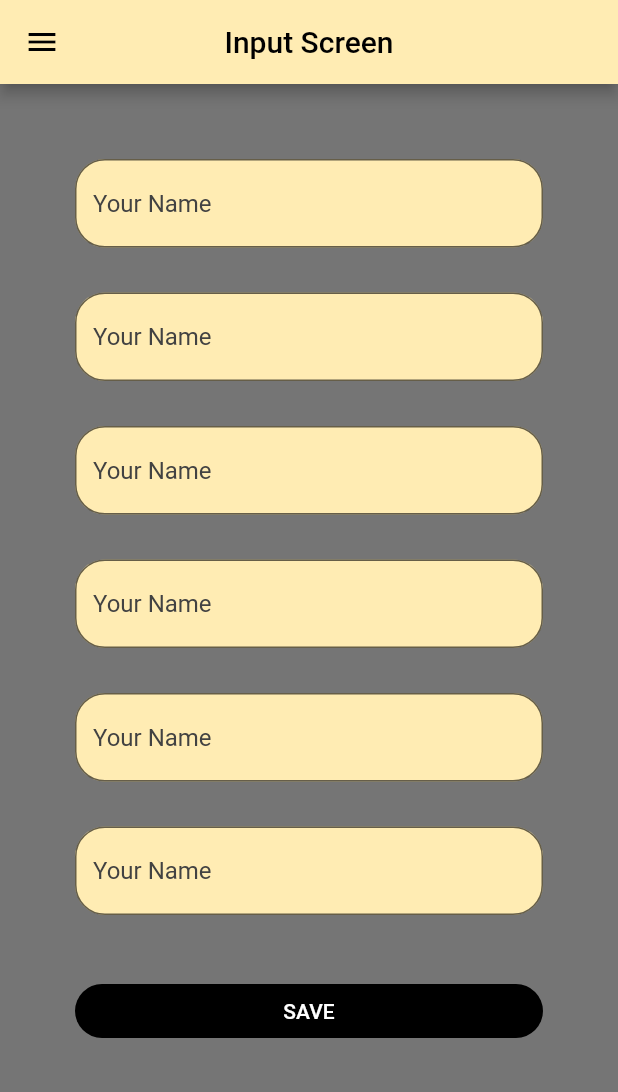
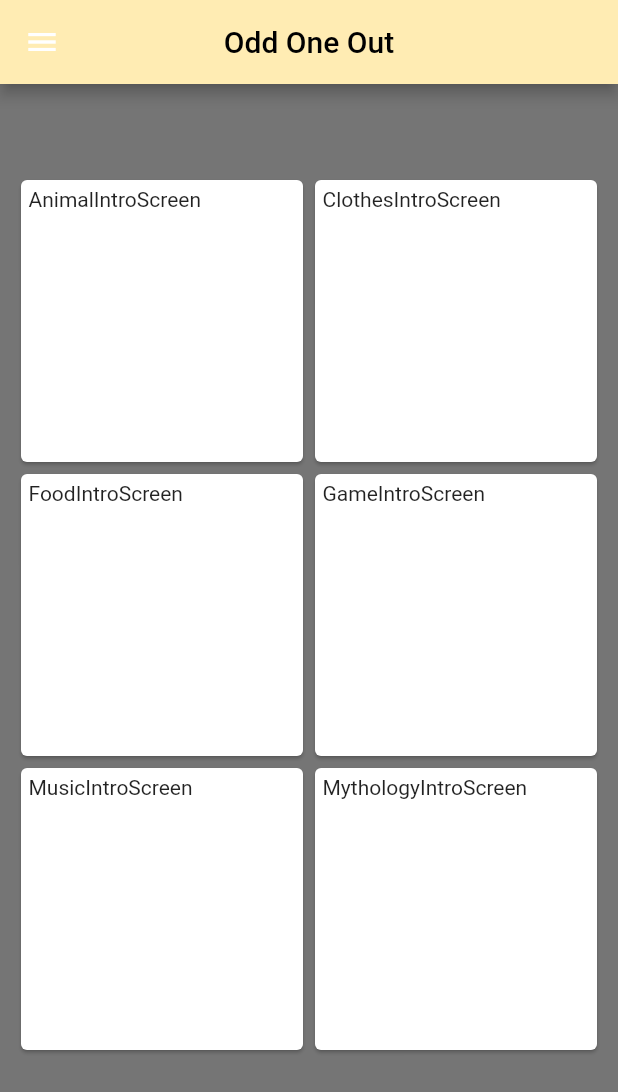
Before and after one commit to TobiA34/OddOneOutApp, a Flutter app: the InputScreen screen opened directly, after a tap on "SAVE", on a phone screen of 412 x 824 dp. Shown: the top 1092 px of the screen. Run offline on Flutter 3.47's test engine with Material 2 defaults, Android fonts, the phone set to English and light mode, and no system bars.

Commit message:
added new pages

```diff
--- /dev/null
+++ b/lib/CatagoryScreen.dart
@@ -0,0 +1,57 @@
+import 'dart:ui';
+
+import 'package:flutter/material.dart';
+import 'package:odd_one_out/AnimalIntroScreen.dart';
+import 'package:odd_one_out/ClothesIntroScreen.dart';
+import 'package:odd_one_out/FoodIntroScreen.dart';
+import 'package:odd_one_out/GameIntroScreen.dart';
+import 'package:odd_one_out/InputScreen.dart';
+import 'package:odd_one_out/MusicIntroScreen.dart';
+import 'package:odd_one_out/MythologyIntroScreen.dart';
+import 'package:odd_one_out/TutorialScreen.dart';
+
+var inputScreen = new InputScreen();
+
+//var screens = [AnimalIntroScreen(),ClothesIntroScreen(),FoodIntroScreen(),GameIntroScreen(),MusicIntroScreen(),MythologyIntroScreen()];
+var names = ["AnimalIntroScreen","ClothesIntroScreen","FoodIntroScreen","GameIntroScreen","MusicIntroScreen","MythologyIntroScreen"];
+//var images = ["assets/lion.png","assets/t-shirt.png","assets/pizza-slice.png","assets/gamepad.png", ];
+Orientation orientation;
+
+class CatagoryScreen extends StatelessWidget {
+  @override
+  Widget build(BuildContext context) {
+    return new Scaffold(
+        backgroundColor: Colors.grey[600],
+        drawer: Drawer(
+        ),
+        appBar: AppBar(
+          title: Text("Odd One Out", style: TextStyle(color: Colors.black),),
+          backgroundColor: Colors.amber[100],
+          centerTitle: true,
+        ),
+          body: Center(
+
+            child: Container(
+              margin: EdgeInsets.only(top: 50),
+              child: GridView.builder(
+                 padding: EdgeInsets.all(10.0),
+                itemCount: names.length == null?0:names.length,
+                gridDelegate: new SliverGridDelegateWithFixedCrossAxisCount(crossAxisCount: orientation == Orientation.portrait ?2:2),
+                itemBuilder: (BuildContext context, int index){
+                  return Card(
+                    child: new Padding(padding: EdgeInsets.all(5.0),
+//                  child: Image(image: new AssetImage(images[index]),),
+                    child: Text(names[index])
+
+                    ),
+                  );
+                }
+              ),
+            ),
+
+          ),
+
+        );
+  }
+
+}
--- a/lib/InputScreen.dart
+++ b/lib/InputScreen.dart
@@ -2,18 +2,47 @@
 import 'dart:ui';
 
 import 'package:flutter/material.dart';
+import 'package:odd_one_out/CatagoryScreen.dart';
 
 class InputScreen extends StatelessWidget {
   @override
 
-  List<String> formInput = [];
-  TextEditingController emailController = new TextEditingController();
-   var _formKey = GlobalKey<FormState>();
+
+//  List<TextEditingController> formInput = [];
+ final list = new  List<TextEditingController>();
+
+  TextEditingController nameInput1 = new TextEditingController();
+  TextEditingController nameInput2 = new TextEditingController();
+  TextEditingController nameInput3 = new TextEditingController();
+  TextEditingController nameInput4 = new TextEditingController();
+  TextEditingController nameInput5 = new TextEditingController();
+  TextEditingController nameInput6 = new TextEditingController();
+
+void saveInput(){
+
+  list.add(nameInput1);
+  list.add(nameInput2);
+  list.add(nameInput3);
+  list.add(nameInput4);
+  list.add(nameInput5);
+  list.add(nameInput6);
+
+}
+
+  void clearInput(){
+    nameInput1.clear();
+    nameInput2.clear();
+    nameInput3.clear();
+    nameInput4.clear();
+    nameInput5.clear();
+    nameInput6.clear();
+  }
 
 
-  void saveInput(){
-    formInput.add(emailController.text);
-  }
+
+
+  var _formKey = GlobalKey<FormState>();
+
 
 
 
@@ -37,16 +66,7 @@ class InputScreen extends StatelessWidget {
 
 
               new TextFormField(
-                controller: emailController,
-                validator: (value) {
-                  if (value.isEmpty) {
-                    return "You need to add a name";
-                  }
-
-                  if(value.length < 2){
-                    return "Name must have more than one character";
-                  }
-                },
+                controller: nameInput1,
                 decoration: new InputDecoration(
                     border: new OutlineInputBorder(
                       borderRadius: const BorderRadius.all(
@@ -62,7 +82,25 @@ class InputScreen extends StatelessWidget {
               Container(
                 margin: EdgeInsets.only(top: 30.0),
                 child: new TextFormField(
-                  controller: emailController,
+                  controller: nameInput2,
+                  decoration: new InputDecoration(
+                      border: new OutlineInputBorder(
+                        borderRadius: const BorderRadius.all(
+                          const Radius.circular(20.0),
+                        ),
+                      ),
+                      filled: true,
+                      hintStyle: new TextStyle(color: Colors.grey[800]),
+                      hintText: "Your Name",
+                      fillColor: Colors.amber[100]),
+                ),
+
+              ),
+
+              Container(
+                margin: EdgeInsets.only(top: 30.0),
+                child: new TextFormField(
+                  controller: nameInput3,
                   decoration: new InputDecoration(
                       border: new OutlineInputBorder(
                         borderRadius: const BorderRadius.all(
@@ -79,7 +117,7 @@ class InputScreen extends StatelessWidget {
               Container(
                 margin: EdgeInsets.only(top: 30.0),
                 child: new TextFormField(
-                  controller: emailController,
+                  controller: nameInput4,
                   decoration: new InputDecoration(
                       border: new OutlineInputBorder(
                         borderRadius: const BorderRadius.all(
@@ -96,7 +134,7 @@ class InputScreen extends StatelessWidget {
               Container(
                 margin: EdgeInsets.only(top: 30.0),
                 child: new TextFormField(
-                  controller: emailController,
+                  controller: nameInput5,
                   decoration: new InputDecoration(
                       border: new OutlineInputBorder(
                         borderRadius: const BorderRadius.all(
@@ -113,24 +151,7 @@ class InputScreen extends StatelessWidget {
               Container(
                 margin: EdgeInsets.only(top: 30.0),
                 child: new TextFormField(
-                  controller: emailController,
-                  decoration: new InputDecoration(
-                      border: new OutlineInputBorder(
-                        borderRadius: const BorderRadius.all(
-                          const Radius.circular(20.0),
-                        ),
-                      ),
-                      filled: true,
-                      hintStyle: new TextStyle(color: Colors.grey[800]),
-                      hintText: "Your Name",
-                      fillColor: Colors.amber[100]),
-                ),
-              ),
-
-              Container(
-                margin: EdgeInsets.only(top: 30.0),
-                child: new TextFormField(
-                  controller: emailController,
+                  controller: nameInput6,
                   decoration: new InputDecoration(
                       border: new OutlineInputBorder(
                         borderRadius: const BorderRadius.all(
@@ -153,13 +174,12 @@ class InputScreen extends StatelessWidget {
                   textColor: Colors.white,
                   padding: EdgeInsets.all(8.0),
                   onPressed: () {
-                    _formKey.currentState.validate();
-                    Scaffold.of(context)
-                    .showSnackBar(
-                      SnackBar(
-                        content: Text("This is vailid"),
-                      )
-                    );
+                    saveInput();
+                    Navigator.push(context, MaterialPageRoute(builder: (context){
+                      return CatagoryScreen();
+                    }));
+                  print(list);
+
                   },
                   child: Text(
                     "Save".toUpperCase(),
@@ -169,6 +189,27 @@ class InputScreen extends StatelessWidget {
                   ),
                 ),
               ),
+
+              Container(
+                margin: EdgeInsets.only(top: 40.0),
+                child: FlatButton(
+                  shape: new RoundedRectangleBorder(
+                      borderRadius: new BorderRadius.circular(18.0)),
+                  color: Colors.black,
+                  textColor: Colors.white,
+                  padding: EdgeInsets.all(8.0),
+                  onPressed: () {
+                    clearInput();
+                  },
+                  child: Text(
+                    "clear".toUpperCase(),
+                    style: TextStyle(
+                      fontSize: 14.0,
+                    ),
+                  ),
+                ),
+              ),
+
 
             ],
 
--- a/lib/TutorialScreen.dart
+++ b/lib/TutorialScreen.dart
@@ -110,7 +110,7 @@ class TutorialScreen extends StatelessWidget {
               margin: EdgeInsets.only(top: 50.0,left: 35.0),
               child: new ListTile(
                 leading: new MyBullet(),
-                title: new Text('The player with the most points when the game',style: TextStyle(color:Colors.black,fontSize: 18.0,fontWeight: FontWeight.bold),),
+                title: new Text('The player with the most points wins the game.',style: TextStyle(color:Colors.black,fontSize: 18.0,fontWeight: FontWeight.bold),),
               ),
             ),
 
--- a/pubspec.yaml
+++ b/pubspec.yaml
@@ -23,6 +23,7 @@ dependencies:
   # The following adds the Cupertino Icons font to your application.
   # Use with the CupertinoIcons class for iOS style icons.
   cupertino_icons: ^0.1.2
+  validators: ^2.0.0+1
 
 dev_dependencies:
   flutter_test:
```
Also changed, not shown: lib/Catagory.dart (deleted, +0 -147 lines), pubspec.lock.
